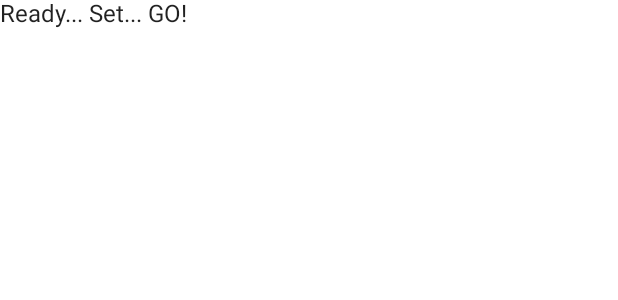
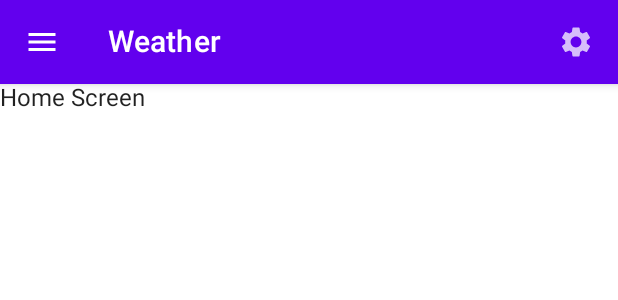
Before and after one commit to mechurak/weather-compose, an Android app built with Jetpack Compose: the @Preview function LightPreview, on a phone screen of 412 x 824 dp. Shown: the top 300 px of the screen. Run offline under Robolectric (Android 15) with nearby library versions, the phone set to English and light mode, and no system bars.

```diff
--- a/app/build.gradle
+++ b/app/build.gradle
@@ -73,6 +73,7 @@ dependencies {
     implementation "androidx.compose.material:material-icons-extended:$compose_version"
     implementation "androidx.compose.ui:ui-tooling:$compose_version"
     implementation 'androidx.lifecycle:lifecycle-runtime-ktx:2.3.0'
+    implementation "androidx.navigation:navigation-compose:1.0.0-alpha09"
 
     testImplementation 'junit:junit:4.13.2'
 
--- a/app/src/main/java/com/shimnssso/weather/MainActivity.kt
+++ b/app/src/main/java/com/shimnssso/weather/MainActivity.kt
@@ -18,11 +18,13 @@ package com.shimnssso.weather
 import android.os.Bundle
 import androidx.activity.compose.setContent
 import androidx.appcompat.app.AppCompatActivity
-import androidx.compose.material.MaterialTheme
-import androidx.compose.material.Surface
-import androidx.compose.material.Text
 import androidx.compose.runtime.Composable
 import androidx.compose.ui.tooling.preview.Preview
+import androidx.navigation.compose.NavHost
+import androidx.navigation.compose.composable
+import androidx.navigation.compose.rememberNavController
+import com.shimnssso.weather.ui.home.HomeScreen
+import com.shimnssso.weather.ui.setting.SettingScreen
 import com.shimnssso.weather.ui.theme.MyTheme
 
 class MainActivity : AppCompatActivity() {
@@ -39,8 +41,10 @@ class MainActivity : AppCompatActivity() {
 // Start building your app here!
 @Composable
 fun MyApp() {
-    Surface(color = MaterialTheme.colors.background) {
-        Text(text = "Ready... Set... GO!")
+    val navController = rememberNavController()
+    NavHost(navController, startDestination = "home") {
+        composable("home") { HomeScreen(navController = navController) }
+        composable("setting") { SettingScreen(navController = navController) }
     }
 }
 
--- /dev/null
+++ b/app/src/main/java/com/shimnssso/weather/ui/home/HomeScreen.kt
@@ -0,0 +1,65 @@
+/*
+ * Copyright 2021 The Android Open Source Project
+ *
+ * Licensed under the Apache License, Version 2.0 (the "License");
+ * you may not use this file except in compliance with the License.
+ * You may obtain a copy of the License at
+ *
+ *     https://www.apache.org/licenses/LICENSE-2.0
+ *
+ * Unless required by applicable law or agreed to in writing, software
+ * distributed under the License is distributed on an "AS IS" BASIS,
+ * WITHOUT WARRANTIES OR CONDITIONS OF ANY KIND, either express or implied.
+ * See the License for the specific language governing permissions and
+ * limitations under the License.
+ */
+package com.shimnssso.weather.ui.home
+
+import androidx.compose.foundation.isSystemInDarkTheme
+import androidx.compose.material.Icon
+import androidx.compose.material.IconButton
+import androidx.compose.material.MaterialTheme
+import androidx.compose.material.Scaffold
+import androidx.compose.material.Text
+import androidx.compose.material.TopAppBar
+import androidx.compose.material.icons.Icons
+import androidx.compose.material.icons.filled.Menu
+import androidx.compose.material.icons.filled.Settings
+import androidx.compose.material.primarySurface
+import androidx.compose.runtime.Composable
+import androidx.compose.ui.res.stringResource
+import androidx.navigation.NavController
+import androidx.navigation.compose.navigate
+import com.shimnssso.weather.R
+
+@Composable
+fun HomeScreen(
+    darkTheme: Boolean = isSystemInDarkTheme(),
+    navController: NavController? = null
+) {
+    Scaffold(
+        topBar = { AppBar(navController) }
+    ) { innerPadding ->
+        Text("Home Screen")
+    }
+}
+
+@Composable
+private fun AppBar(navController: NavController?) {
+    TopAppBar(
+        navigationIcon = {
+            IconButton(onClick = { navController!!.navigate("setting") }) {
+                Icon(Icons.Filled.Menu, contentDescription = null)
+            }
+        },
+        actions = {
+            IconButton(onClick = { navController!!.navigate("setting") }) {
+                Icon(Icons.Filled.Settings, contentDescription = null)
+            }
+        },
+        title = {
+            Text(text = stringResource(R.string.app_name))
+        },
+        backgroundColor = MaterialTheme.colors.primarySurface
+    )
+}
```
Also changed, not shown: app/src/main/java/com/shimnssso/weather/ui/setting/SettingScreen.kt (added, +57 -0 lines).
